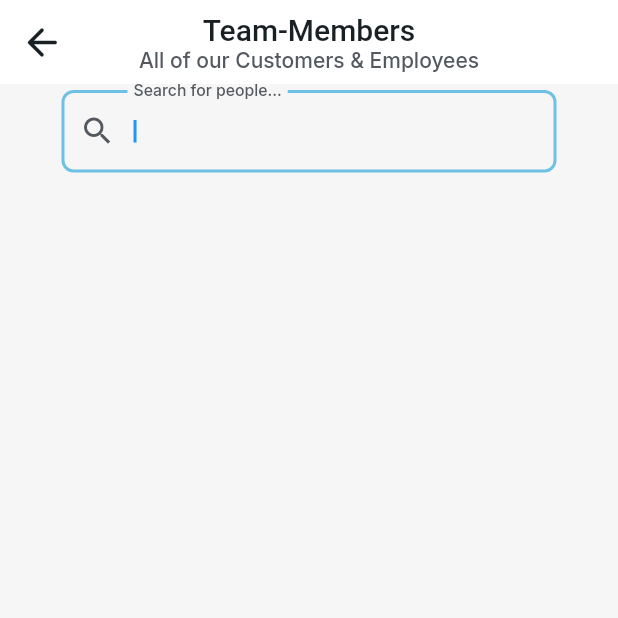
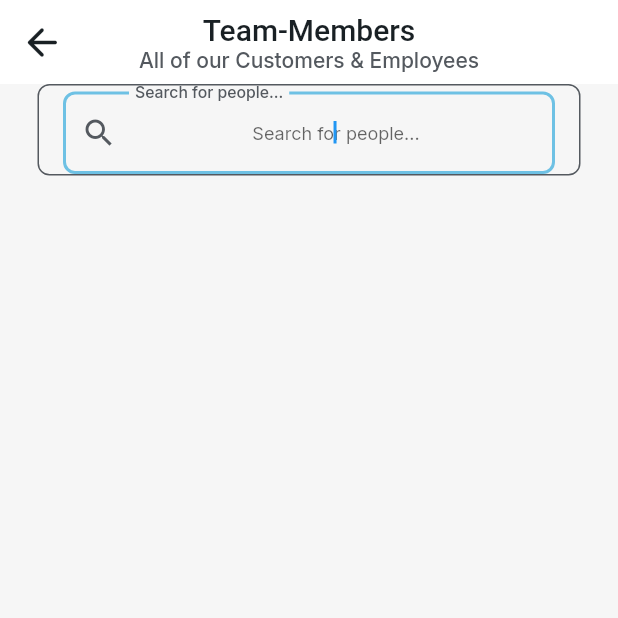
Before and after one commit to bytes-Coding-official/Administration-Tool, a Flutter app: the UsersWidget screen opened by its route, on a phone screen of 412 x 824 dp, the top half of it. Run offline on Flutter 3.47's test engine with Material 3 defaults, Android fonts, the phone set to English and light mode, and no system bars; drawn by our look-alikes of flutter_animate; our stand-ins replace auto_size_text, cached_network_image, chewie, cloud_firestore, dropdown_button2, easy_debounce and 23 more; missing offline and left inert: json_path, mime_type; accounts and stored records are empty; network calls fail; Roboto replaces fonts that are missing (Readex Pro).

Commit message:
Updating to latest FlutterFlow output.

```diff
--- a/lib/extra/users/users_widget.dart
+++ b/lib/extra/users/users_widget.dart
@@ -122,8 +122,16 @@ class _UsersWidgetState extends State<UsersWidget>
               mainAxisSize: MainAxisSize.max,
               crossAxisAlignment: CrossAxisAlignment.start,
               children: [
-                Padding(
-                  padding: const EdgeInsetsDirectional.fromSTEB(16.0, 4.0, 16.0, 0.0),
+                Container(
+                  decoration: BoxDecoration(
+                    borderRadius: BorderRadius.circular(8.0),
+                    border: Border.all(
+                      color: FlutterFlowTheme.of(context).secondary,
+                    ),
+                  ),
+                  child: Padding(
+                    padding:
+                        const EdgeInsetsDirectional.fromSTEB(16.0, 4.0, 16.0, 0.0),
                     child: TextFormField(
                       controller: _model.textController,
                       focusNode: _model.textFieldFocusNode,
@@ -144,9 +152,13 @@ class _UsersWidgetState extends State<UsersWidget>
                                   fontFamily: 'Inter',
                                   letterSpacing: 0.0,
                                 ),
+                        hintText: FFLocalizations.of(context).getText(
+                          '9jdv7fmi' /* Search for people... */,
+                        ),
                         enabledBorder: OutlineInputBorder(
                           borderSide: BorderSide(
-                          color: FlutterFlowTheme.of(context).primaryBackground,
+                            color:
+                                FlutterFlowTheme.of(context).primaryBackground,
                             width: 2.0,
                           ),
                           borderRadius: BorderRadius.circular(8.0),
@@ -173,7 +185,8 @@ class _UsersWidgetState extends State<UsersWidget>
                           borderRadius: BorderRadius.circular(8.0),
                         ),
                         filled: true,
-                      fillColor: FlutterFlowTheme.of(context).primaryBackground,
+                        fillColor:
+                            FlutterFlowTheme.of(context).primaryBackground,
                         prefixIcon: Icon(
                           Icons.search_outlined,
                           color: FlutterFlowTheme.of(context).secondaryText,
@@ -183,9 +196,11 @@ class _UsersWidgetState extends State<UsersWidget>
                             fontFamily: 'Inter',
                             letterSpacing: 0.0,
                           ),
+                      textAlign: TextAlign.center,
                       maxLines: null,
                       validator:
                           _model.textControllerValidator.asValidator(context),
+                    ),
                   ),
                 ),
                 Expanded(
--- a/lib/flutter_flow/internationalization.dart
+++ b/lib/flutter_flow/internationalization.dart
@@ -656,6 +656,12 @@ final kTranslationsMap = <Map<String, Map<String, String>>>[
       'es': 'Búsqueda de personas...',
       'fr': 'Recherche de personnes...',
     },
+    '9jdv7fmi': {
+      'en': 'Search for people...',
+      'de': '',
+      'es': '',
+      'fr': '',
+    },
     'j34sl75v': {
       'en': 'Team-Members',
       'de': 'Team-Mitglieder',
```
Also changed, not shown: 1 other file. Lines whose indentation alone changed are shown as unchanged.
